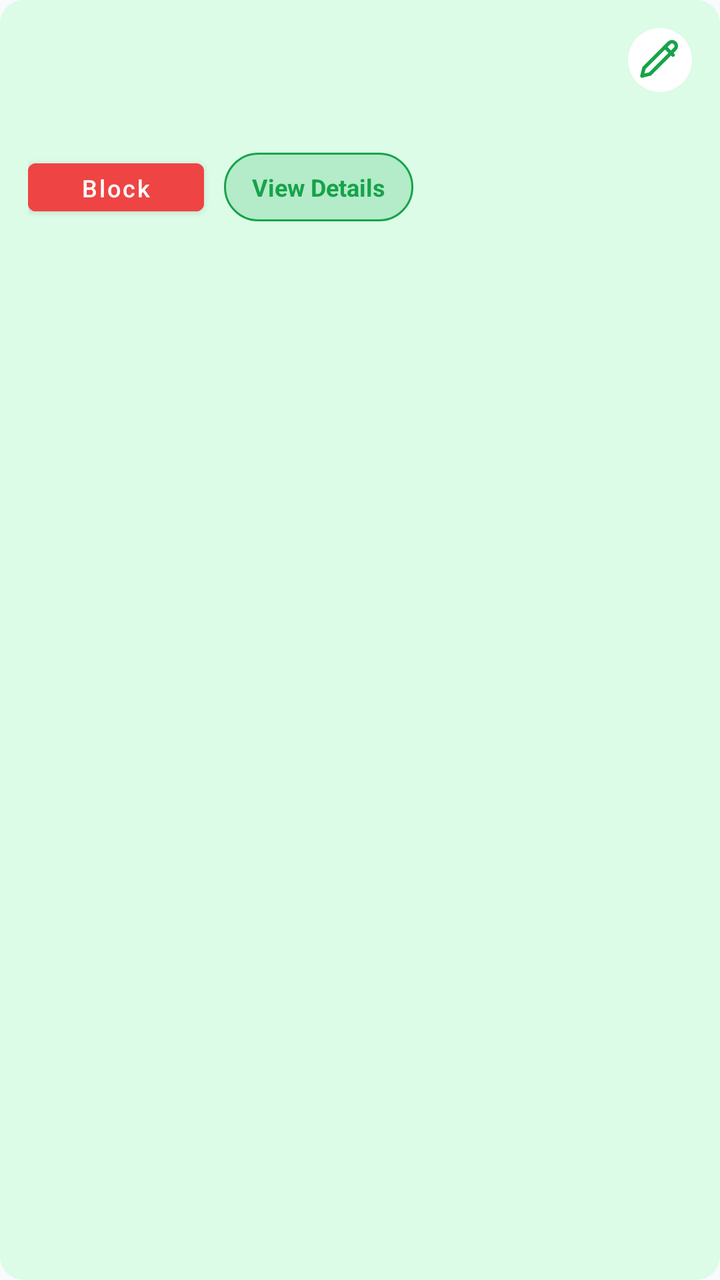
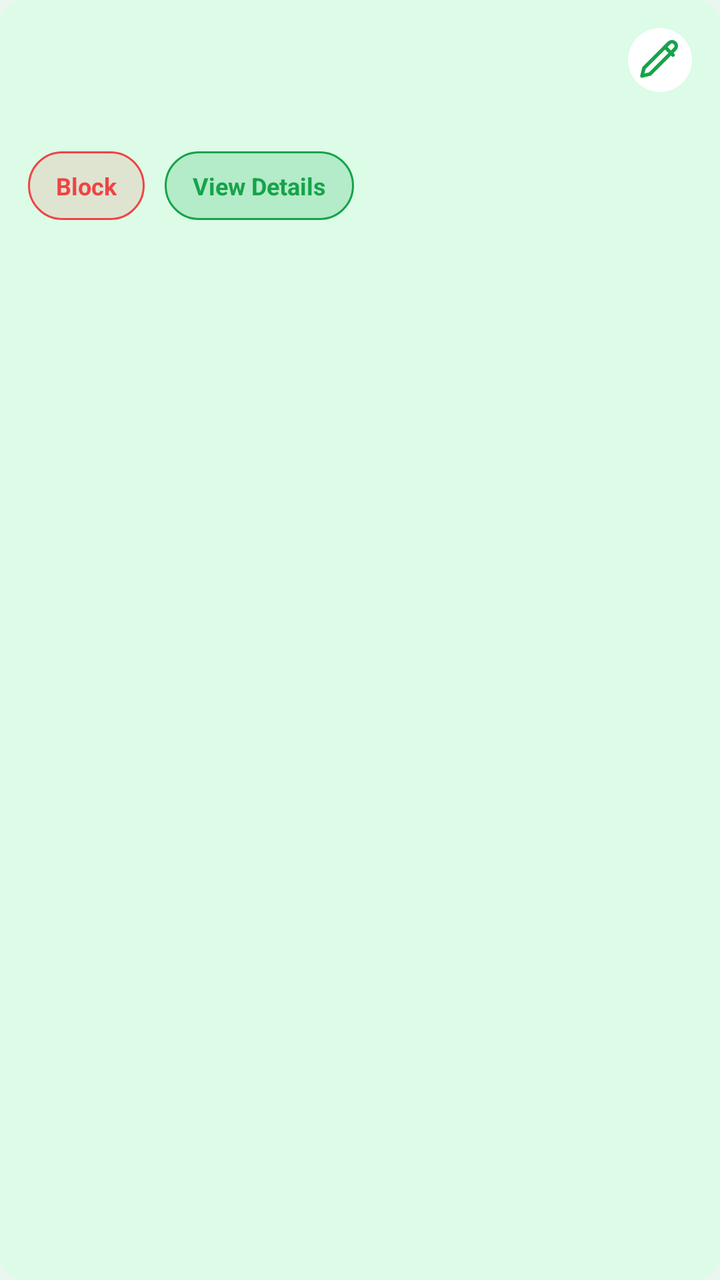

Screens rendered from an Android XML layout before and after an edit, with the pre-edit source and the edit as a unified diff.
<!-- AndroidManifest.xml: application theme Theme.AhmadNetGuard -->
<!-- res/layout/item_device.xml -->
<?xml version="1.0" encoding="utf-8"?>
<LinearLayout xmlns:android="http://schemas.android.com/apk/res/android"
    xmlns:app="http://schemas.android.com/apk/res-auto"
    android:layout_width="match_parent"
    android:layout_height="wrap_content"
    android:layout_marginBottom="10dp"
    android:background="@drawable/bg_icon_rounded"
    android:orientation="vertical"
    android:padding="14dp">

    <LinearLayout
        android:layout_width="match_parent"
        android:layout_height="wrap_content"
        android:orientation="horizontal"
        android:gravity="center_vertical">

        <TextView
            android:id="@+id/tvDeviceName"
            android:layout_width="0dp"
            android:layout_height="wrap_content"
            android:layout_weight="1"
            android:textColor="@color/text_primary"
            android:textSize="16sp"
            android:textStyle="bold" />

        <ImageButton
            android:id="@+id/btnRename"
            android:layout_width="32dp"
            android:layout_height="32dp"
            android:layout_marginStart="8dp"
            android:padding="7dp"
            android:background="@drawable/bg_icon_chip_white"
            android:src="@drawable/ic_edit_pencil"
            app:tint="@color/brand_dark"
            android:contentDescription="Rename device" />
    </LinearLayout>

    <TextView
        android:id="@+id/tvDeviceIp"
        android:layout_width="wrap_content"
        android:layout_height="wrap_content"
        android:layout_marginTop="2dp"
        android:textColor="@color/text_secondary"
        android:textSize="13sp" />

    <LinearLayout
        android:layout_width="match_parent"
        android:layout_height="wrap_content"
        android:layout_marginTop="10dp"
        android:orientation="horizontal"
        android:gravity="center_vertical">

        <Button
            android:id="@+id/btnBlock"
            android:layout_width="wrap_content"
            android:layout_height="36dp"
            android:backgroundTint="@color/danger"
            android:text="Block"
            android:textAllCaps="false"
            android:textColor="@color/card_white"
            android:textSize="12sp" />

        <TextView
            android:id="@+id/btnViewDetails"
            android:layout_width="wrap_content"
            android:layout_height="wrap_content"
            android:layout_marginStart="10dp"
            android:background="@drawable/bg_pill_outline"
            android:clickable="true"
            android:focusable="true"
            android:paddingHorizontal="14dp"
            android:paddingVertical="9dp"
            android:text="View Details"
            android:textColor="@color/brand_dark"
            android:textSize="12sp"
            android:textStyle="bold" />
    </LinearLayout>

</LinearLayout>
<!-- resources referenced by this layout -->
<resources>
  <color name="brand_dark">#16A34A</color>
  <color name="card_white">#FFFFFF</color>
  <color name="danger">#EF4444</color>
  <color name="text_primary">#0F172A</color>
  <color name="text_secondary">#64748B</color>
  <!-- drawable bg_icon_chip_white (drawable) -->
  <?xml version="1.0" encoding="utf-8"?>
  <shape xmlns:android="http://schemas.android.com/apk/res/android" android:shape="oval">
      <solid android:color="@color/card_white" />
  </shape>
  <!-- drawable bg_icon_rounded (drawable) -->
  <?xml version="1.0" encoding="utf-8"?>
  <shape xmlns:android="http://schemas.android.com/apk/res/android" android:shape="rectangle">
      <corners android:radius="12dp" />
      <solid android:color="@color/green_bg" />
  </shape>
  <!-- drawable bg_pill_outline (drawable) -->
  <?xml version="1.0" encoding="utf-8"?>
  <shape xmlns:android="http://schemas.android.com/apk/res/android" android:shape="rectangle">
      <corners android:radius="999dp" />
      <solid android:color="#3316A34A" />
      <stroke
          android:width="1dp"
          android:color="@color/brand_dark" />
  </shape>
  <!-- drawable ic_edit_pencil (drawable) -->
  <vector xmlns:android="http://schemas.android.com/apk/res/android"
      android:width="24dp"
      android:height="24dp"
      android:viewportWidth="24"
      android:viewportHeight="24">
      <path
          android:fillColor="#00000000"
          android:strokeColor="#000000"
          android:strokeWidth="1.8"
          android:strokeLineCap="round"
          android:strokeLineJoin="round"
          android:pathData="M16.5,3.5 a2.12,2.12 0,0 1,3 3 L7,19 l-4,1 1,-4 Z" />
      <path
          android:fillColor="#00000000"
          android:strokeColor="#000000"
          android:strokeWidth="1.8"
          android:strokeLineCap="round"
          android:strokeLineJoin="round"
          android:pathData="M14.5,5.5 l4,4" />
  </vector>
  <style name="Theme.AhmadNetGuard" parent="Theme.MaterialComponents.DayNight.NoActionBar">
          <item name="colorPrimary">@color/brand_dark</item>
          <item name="colorAccent">@color/brand_dark</item>
          <item name="android:windowBackground">@color/bg_screen</item>
          <item name="android:statusBarColor">@color/bg_screen</item>
          <item name="android:windowLightStatusBar">true</item>
      </style>
  <color name="green_bg">#DCFCE7</color>
  <color name="bg_screen">#F8FAFC</color>
</resources>

<!-- the commit's change to res/layout/item_device.xml (unified diff, before → after) -->
@@ -50,15 +50,19 @@
         android:orientation="horizontal"
         android:gravity="center_vertical">
 
-        <Button
+        <TextView
             android:id="@+id/btnBlock"
             android:layout_width="wrap_content"
-            android:layout_height="36dp"
-            android:backgroundTint="@color/danger"
+            android:layout_height="wrap_content"
+            android:background="@drawable/bg_pill_outline_red"
+            android:clickable="true"
+            android:focusable="true"
+            android:paddingHorizontal="14dp"
+            android:paddingVertical="9dp"
             android:text="Block"
-            android:textAllCaps="false"
-            android:textColor="@color/card_white"
-            android:textSize="12sp" />
+            android:textColor="@color/danger"
+            android:textSize="12sp"
+            android:textStyle="bold" />
 
         <TextView
             android:id="@+id/btnViewDetails"
<!-- resource entries referenced after the edit -->
@@ -24,6 +24,15 @@
       <stroke
           android:width="1dp"
           android:color="@color/brand_dark" />
+  </shape>
+  <!-- drawable bg_pill_outline_red (drawable) -->
+  <?xml version="1.0" encoding="utf-8"?>
+  <shape xmlns:android="http://schemas.android.com/apk/res/android" android:shape="rectangle">
+      <corners android:radius="999dp" />
+      <solid android:color="#22EF4444" />
+      <stroke
+          android:width="1dp"
+          android:color="@color/danger" />
   </shape>
   <!-- drawable ic_edit_pencil (drawable) -->
   <vector xmlns:android="http://schemas.android.com/apk/res/android"
@@ -54,6 +63,6 @@
           <item name="android:windowLightStatusBar">true</item>
       </style>
   <color name="green_bg">#DCFCE7</color>
-  <color name="bg_screen">#F8FAFC</color>
+  <color name="bg_screen">#EAF6EF</color>
 </resources>
 
